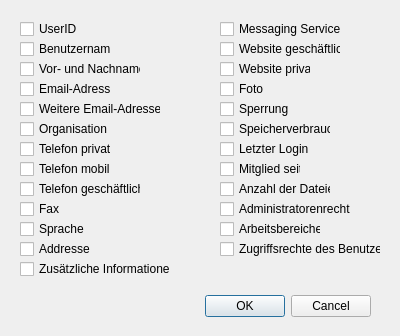
This is ui/SetColumnDialog.ui in floriandotorg/bumm as Qt 5 draws it before an edit. The edited form follows.
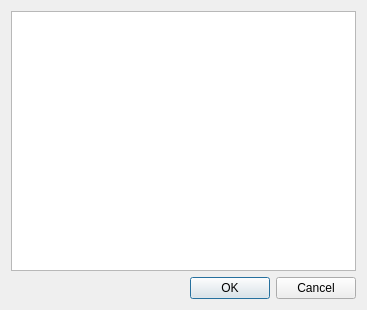
This is the edited form.

Commit message: SetColumnDialog überarbeitet und dokumentiert MainWindow erweitert

```diff
--- a/ui/SetColumnDialog.ui
+++ b/ui/SetColumnDialog.ui
@@ -5,354 +5,47 @@
    <rect>
     <x>0</x>
     <y>0</y>
-    <width>400</width>
-    <height>336</height>
+    <width>367</width>
+    <height>310</height>
    </rect>
   </property>
   <property name="windowTitle" >
    <string>Dialog</string>
   </property>
-  <widget class="QDialogButtonBox" name="buttonBox" >
-   <property name="geometry" >
-    <rect>
-     <x>30</x>
-     <y>290</y>
-     <width>341</width>
-     <height>32</height>
-    </rect>
-   </property>
-   <property name="orientation" >
-    <enum>Qt::Horizontal</enum>
-   </property>
-   <property name="standardButtons" >
-    <set>QDialogButtonBox::Cancel|QDialogButtonBox::Ok</set>
-   </property>
-  </widget>
-  <widget class="QCheckBox" name="_chkbox_user_id" >
-   <property name="geometry" >
-    <rect>
-     <x>20</x>
-     <y>20</y>
-     <width>72</width>
-     <height>18</height>
-    </rect>
-   </property>
-   <property name="text" >
-    <string>UserID</string>
-   </property>
-  </widget>
-  <widget class="QCheckBox" name="_chkbox_name" >
-   <property name="geometry" >
-    <rect>
-     <x>20</x>
-     <y>40</y>
-     <width>91</width>
-     <height>18</height>
-    </rect>
-   </property>
-   <property name="text" >
-    <string>Benutzername</string>
-   </property>
-  </widget>
-  <widget class="QCheckBox" name="_chkbox_longname" >
-   <property name="geometry" >
-    <rect>
-     <x>20</x>
-     <y>60</y>
-     <width>121</width>
-     <height>18</height>
-    </rect>
-   </property>
-   <property name="text" >
-    <string>Vor- und Nachname</string>
-   </property>
-  </widget>
-  <widget class="QCheckBox" name="_chkbox_email" >
-   <property name="geometry" >
-    <rect>
-     <x>20</x>
-     <y>80</y>
-     <width>91</width>
-     <height>18</height>
-    </rect>
-   </property>
-   <property name="text" >
-    <string>Email-Adresse</string>
-   </property>
-  </widget>
-  <widget class="QCheckBox" name="_chkbox_secondary_mail" >
-   <property name="geometry" >
-    <rect>
-     <x>20</x>
-     <y>100</y>
-     <width>141</width>
-     <height>18</height>
-    </rect>
-   </property>
-   <property name="text" >
-    <string>Weitere Email-Adressen</string>
-   </property>
-  </widget>
-  <widget class="QCheckBox" name="_chkbox_organization" >
-   <property name="geometry" >
-    <rect>
-     <x>20</x>
-     <y>120</y>
-     <width>91</width>
-     <height>18</height>
-    </rect>
-   </property>
-   <property name="text" >
-    <string>Organisation</string>
-   </property>
-  </widget>
-  <widget class="QCheckBox" name="_chkbox_phone_home" >
-   <property name="geometry" >
-    <rect>
-     <x>20</x>
-     <y>140</y>
-     <width>91</width>
-     <height>18</height>
-    </rect>
-   </property>
-   <property name="text" >
-    <string>Telefon privat</string>
-   </property>
-  </widget>
-  <widget class="QCheckBox" name="_chkbox_phone_mobile" >
-   <property name="geometry" >
-    <rect>
-     <x>20</x>
-     <y>160</y>
-     <width>91</width>
-     <height>18</height>
-    </rect>
-   </property>
-   <property name="text" >
-    <string>Telefon mobil</string>
-   </property>
-  </widget>
-  <widget class="QCheckBox" name="_chkbox_phone_office" >
-   <property name="geometry" >
-    <rect>
-     <x>20</x>
-     <y>180</y>
-     <width>121</width>
-     <height>18</height>
-    </rect>
-   </property>
-   <property name="text" >
-    <string>Telefon geschäftlich</string>
-   </property>
-  </widget>
-  <widget class="QCheckBox" name="_chkbox_fax" >
-   <property name="geometry" >
-    <rect>
-     <x>20</x>
-     <y>200</y>
-     <width>41</width>
-     <height>18</height>
-    </rect>
-   </property>
-   <property name="text" >
-    <string>Fax</string>
-   </property>
-  </widget>
-  <widget class="QCheckBox" name="_chkbox_language" >
-   <property name="geometry" >
-    <rect>
-     <x>20</x>
-     <y>220</y>
-     <width>72</width>
-     <height>18</height>
-    </rect>
-   </property>
-   <property name="text" >
-    <string>Sprache</string>
-   </property>
-  </widget>
-  <widget class="QCheckBox" name="_chkbox_address" >
-   <property name="geometry" >
-    <rect>
-     <x>20</x>
-     <y>240</y>
-     <width>72</width>
-     <height>18</height>
-    </rect>
-   </property>
-   <property name="text" >
-    <string>Addresse</string>
-   </property>
-  </widget>
-  <widget class="QCheckBox" name="_chkbox_url_homepage" >
-   <property name="geometry" >
-    <rect>
-     <x>220</x>
-     <y>60</y>
-     <width>91</width>
-     <height>18</height>
-    </rect>
-   </property>
-   <property name="text" >
-    <string>Website privat</string>
-   </property>
-  </widget>
-  <widget class="QCheckBox" name="_chkbox_url" >
-   <property name="geometry" >
-    <rect>
-     <x>220</x>
-     <y>40</y>
-     <width>121</width>
-     <height>18</height>
-    </rect>
-   </property>
-   <property name="text" >
-    <string>Website geschäftlich</string>
-   </property>
-  </widget>
-  <widget class="QCheckBox" name="_chkbox_messaging_services" >
-   <property name="geometry" >
-    <rect>
-     <x>220</x>
-     <y>20</y>
-     <width>121</width>
-     <height>18</height>
-    </rect>
-   </property>
-   <property name="text" >
-    <string>Messaging Services</string>
-   </property>
-  </widget>
-  <widget class="QCheckBox" name="_chkbox_additional_info" >
-   <property name="geometry" >
-    <rect>
-     <x>20</x>
-     <y>260</y>
-     <width>151</width>
-     <height>18</height>
-    </rect>
-   </property>
-   <property name="text" >
-    <string>Zusätzliche Informationen</string>
-   </property>
-  </widget>
-  <widget class="QCheckBox" name="_chkbox_photo" >
-   <property name="geometry" >
-    <rect>
-     <x>220</x>
-     <y>80</y>
-     <width>72</width>
-     <height>18</height>
-    </rect>
-   </property>
-   <property name="text" >
-    <string>Foto</string>
-   </property>
-  </widget>
-  <widget class="QCheckBox" name="_chkbox_locked" >
-   <property name="geometry" >
-    <rect>
-     <x>220</x>
-     <y>100</y>
-     <width>72</width>
-     <height>18</height>
-    </rect>
-   </property>
-   <property name="text" >
-    <string>Sperrung</string>
-   </property>
-  </widget>
-  <widget class="QCheckBox" name="_chkbox_used_memory" >
-   <property name="geometry" >
-    <rect>
-     <x>220</x>
-     <y>120</y>
-     <width>111</width>
-     <height>18</height>
-    </rect>
-   </property>
-   <property name="text" >
-    <string>Speicherverbrauch</string>
-   </property>
-  </widget>
-  <widget class="QCheckBox" name="_chkbox_last_login" >
-   <property name="geometry" >
-    <rect>
-     <x>220</x>
-     <y>140</y>
-     <width>91</width>
-     <height>18</height>
-    </rect>
-   </property>
-   <property name="text" >
-    <string>Letzter Login</string>
-   </property>
-  </widget>
-  <widget class="QCheckBox" name="_chkbox_create_time" >
-   <property name="geometry" >
-    <rect>
-     <x>220</x>
-     <y>160</y>
-     <width>81</width>
-     <height>18</height>
-    </rect>
-   </property>
-   <property name="text" >
-    <string>Mitglied seit</string>
-   </property>
-  </widget>
-  <widget class="QCheckBox" name="_chkbox_files" >
-   <property name="geometry" >
-    <rect>
-     <x>220</x>
-     <y>180</y>
-     <width>111</width>
-     <height>18</height>
-    </rect>
-   </property>
-   <property name="text" >
-    <string>Anzahl der Dateien</string>
-   </property>
-  </widget>
-  <widget class="QCheckBox" name="_chkbox_admin" >
-   <property name="geometry" >
-    <rect>
-     <x>220</x>
-     <y>200</y>
-     <width>131</width>
-     <height>18</height>
-    </rect>
-   </property>
-   <property name="text" >
-    <string>Administratorenrechte</string>
-   </property>
-  </widget>
-  <widget class="QCheckBox" name="_chkbox_workspaces" >
-   <property name="geometry" >
-    <rect>
-     <x>220</x>
-     <y>220</y>
-     <width>101</width>
-     <height>18</height>
-    </rect>
-   </property>
-   <property name="text" >
-    <string>Arbeitsbereiche</string>
-   </property>
-  </widget>
-  <widget class="QCheckBox" name="_chkbox_access_right" >
-   <property name="geometry" >
-    <rect>
-     <x>220</x>
-     <y>240</y>
-     <width>161</width>
-     <height>18</height>
-    </rect>
-   </property>
-   <property name="text" >
-    <string>Zugriffsrechte des Benutzers</string>
-   </property>
-  </widget>
+  <layout class="QGridLayout" name="gridLayout" >
+   <item row="0" column="0" >
+    <widget class="QTreeView" name="_column_list" >
+     <property name="editTriggers" >
+      <set>QAbstractItemView::NoEditTriggers</set>
+     </property>
+     <property name="alternatingRowColors" >
+      <bool>true</bool>
+     </property>
+     <property name="rootIsDecorated" >
+      <bool>false</bool>
+     </property>
+     <property name="itemsExpandable" >
+      <bool>false</bool>
+     </property>
+     <property name="sortingEnabled" >
+      <bool>false</bool>
+     </property>
+     <property name="headerHidden" >
+      <bool>true</bool>
+     </property>
+    </widget>
+   </item>
+   <item row="1" column="0" >
+    <widget class="QDialogButtonBox" name="_button_box" >
+     <property name="orientation" >
+      <enum>Qt::Horizontal</enum>
+     </property>
+     <property name="standardButtons" >
+      <set>QDialogButtonBox::Cancel|QDialogButtonBox::Ok</set>
+     </property>
+    </widget>
+   </item>
+  </layout>
  </widget>
  <resources/>
  <connections>
```
Left out of the diff: 4 changed lines with no effect on the pictures. The commit also changes 8 other files.
